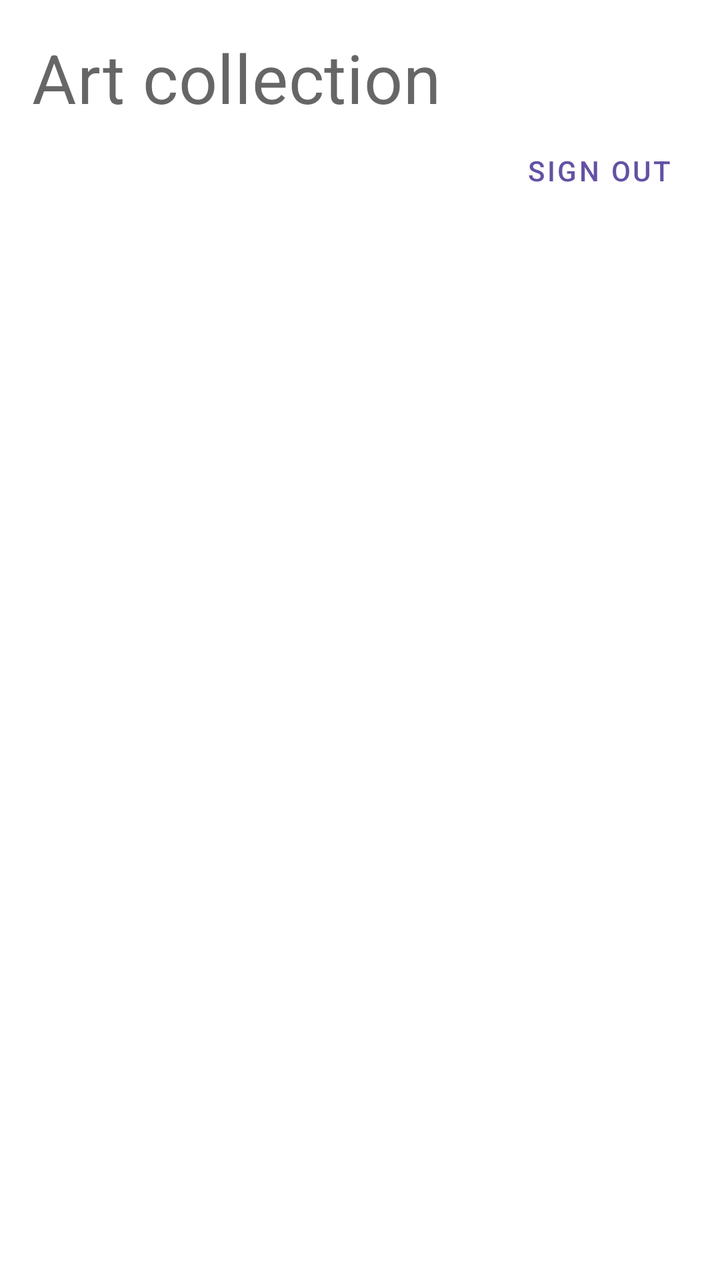
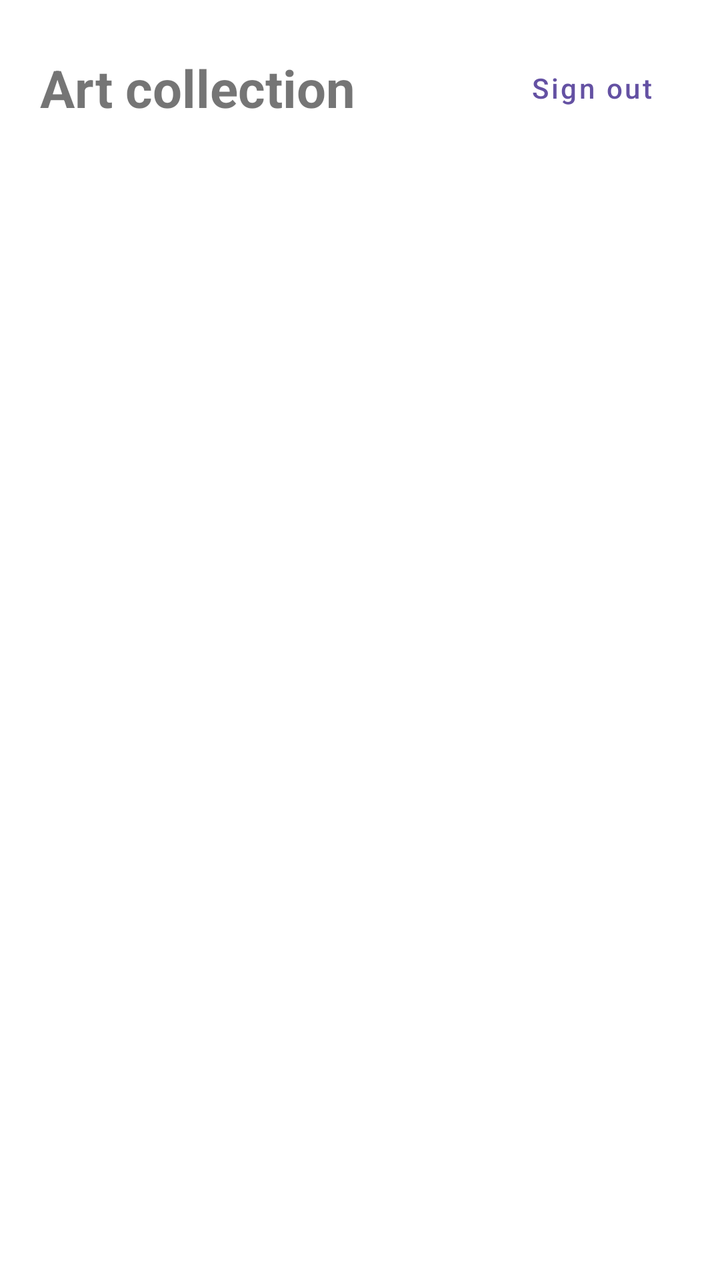

Two renders of the same Android screen: before a commit and after it. Below are the layout's source before the change and the commit's diff.
<!-- AndroidManifest.xml: application theme Theme.ArtGallery -->
<!-- res/layout/fragment_dashboard.xml -->
<LinearLayout xmlns:android="http://schemas.android.com/apk/res/android" android:layout_width="match_parent" android:layout_height="match_parent" android:orientation="vertical" android:padding="16dp">
<TextView android:layout_width="match_parent" android:layout_height="wrap_content" android:text="@string/collection" android:textAppearance="?attr/textAppearanceHeadline4" />
<com.google.android.material.button.MaterialButton android:id="@+id/logout" style="@style/Widget.MaterialComponents.Button.TextButton" android:layout_width="wrap_content" android:layout_height="wrap_content" android:layout_gravity="end" android:text="@string/sign_out" />
<TextView android:id="@+id/status" android:layout_width="match_parent" android:layout_height="wrap_content" android:paddingBottom="12dp" android:accessibilityLiveRegion="polite" />
<ProgressBar android:id="@+id/progress" android:layout_width="48dp" android:layout_height="48dp" android:layout_gravity="center" android:contentDescription="@string/loading" />
<com.google.android.material.button.MaterialButton android:id="@+id/retry" android:layout_width="wrap_content" android:layout_height="wrap_content" android:text="@string/retry" android:visibility="gone" />
<androidx.recyclerview.widget.RecyclerView android:id="@+id/artworks" android:layout_width="match_parent" android:layout_height="0dp" android:layout_weight="1" android:clipToPadding="false" android:paddingBottom="16dp" />
</LinearLayout>
<!-- resources referenced by this layout -->
<resources>
  <string name="collection">Art collection</string>
  <string name="loading">Loading…</string>
  <string name="retry">Try again</string>
  <string name="sign_out">Sign out</string>
  <style name="Theme.ArtGallery" parent="Theme.MaterialComponents.DayNight.NoActionBar">
          <item name="colorPrimary">#6451A3</item>
          <item name="colorPrimaryVariant">#49367E</item>
          <item name="colorOnPrimary">#FFFFFF</item>
          <item name="colorSecondary">#82703C</item>
      </style>
</resources>

<!-- the commit's change to res/layout/fragment_dashboard.xml (unified diff, before → after) -->
@@ -1,8 +1,66 @@
-<LinearLayout xmlns:android="http://schemas.android.com/apk/res/android" android:layout_width="match_parent" android:layout_height="match_parent" android:orientation="vertical" android:padding="16dp">
-<TextView android:layout_width="match_parent" android:layout_height="wrap_content" android:text="@string/collection" android:textAppearance="?attr/textAppearanceHeadline4" />
-<com.google.android.material.button.MaterialButton android:id="@+id/logout" style="@style/Widget.MaterialComponents.Button.TextButton" android:layout_width="wrap_content" android:layout_height="wrap_content" android:layout_gravity="end" android:text="@string/sign_out" />
-<TextView android:id="@+id/status" android:layout_width="match_parent" android:layout_height="wrap_content" android:paddingBottom="12dp" android:accessibilityLiveRegion="polite" />
-<ProgressBar android:id="@+id/progress" android:layout_width="48dp" android:layout_height="48dp" android:layout_gravity="center" android:contentDescription="@string/loading" />
-<com.google.android.material.button.MaterialButton android:id="@+id/retry" android:layout_width="wrap_content" android:layout_height="wrap_content" android:text="@string/retry" android:visibility="gone" />
-<androidx.recyclerview.widget.RecyclerView android:id="@+id/artworks" android:layout_width="match_parent" android:layout_height="0dp" android:layout_weight="1" android:clipToPadding="false" android:paddingBottom="16dp" />
+<?xml version="1.0" encoding="utf-8"?>
+<LinearLayout xmlns:android="http://schemas.android.com/apk/res/android"
+    android:layout_width="match_parent"
+    android:layout_height="match_parent"
+    android:orientation="vertical"
+    android:padding="20dp">
+
+    <LinearLayout
+        android:layout_width="match_parent"
+        android:layout_height="wrap_content"
+        android:orientation="horizontal"
+        android:gravity="center_vertical">
+
+        <TextView
+            android:layout_width="0dp"
+            android:layout_height="wrap_content"
+            android:layout_weight="1"
+            android:text="@string/collection"
+            android:textSize="26sp"
+            android:textStyle="bold" />
+
+        <com.google.android.material.button.MaterialButton
+            android:id="@+id/logout"
+            style="@style/Widget.MaterialComponents.Button.TextButton"
+            android:layout_width="wrap_content"
+            android:layout_height="wrap_content"
+            android:text="@string/sign_out"
+            android:textAllCaps="false" />
+
+    </LinearLayout>
+
+    <TextView
+        android:id="@+id/status"
+        android:layout_width="match_parent"
+        android:layout_height="wrap_content"
+        android:layout_marginTop="8dp"
+        android:layout_marginBottom="20dp"
+        android:textSize="14sp"
+        android:accessibilityLiveRegion="polite" />
+
+    <ProgressBar
+        android:id="@+id/progress"
+        android:layout_width="40dp"
+        android:layout_height="40dp"
+        android:layout_gravity="center"
+        android:contentDescription="@string/loading"
+        android:visibility="gone" />
+
+    <com.google.android.material.button.MaterialButton
+        android:id="@+id/retry"
+        android:layout_width="wrap_content"
+        android:layout_height="wrap_content"
+        android:layout_gravity="center"
+        android:text="@string/retry"
+        android:textAllCaps="false"
+        android:visibility="gone" />
+
+    <androidx.recyclerview.widget.RecyclerView
+        android:id="@+id/artworks"
+        android:layout_width="match_parent"
+        android:layout_height="0dp"
+        android:layout_weight="1"
+        android:clipToPadding="false"
+        android:paddingBottom="12dp" />
+
 </LinearLayout>
